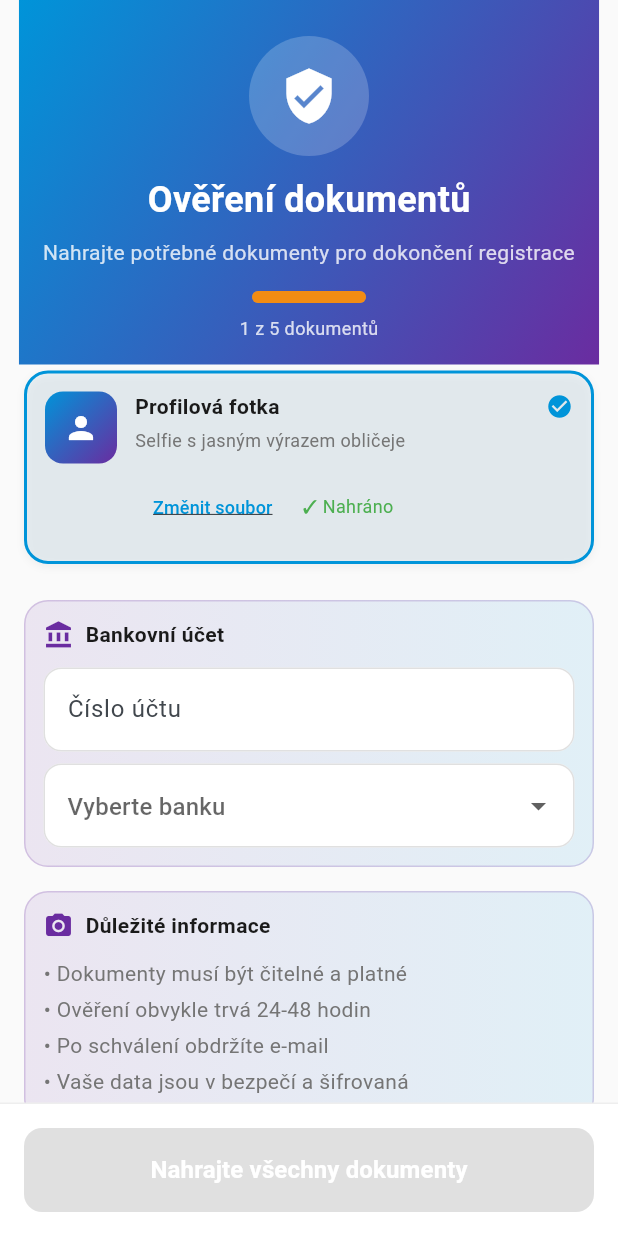
After one commit to dakafi1993/Kur-r, a Flutter app: the DocumentVerificationScreen screen opened directly, scrolled down 576 dp, after a tap on "Nahrát dokument", on a phone screen of 412 x 824 dp. The commit adds this screen. Run offline on Flutter 3.47's test engine with Material 3 defaults, Android fonts, the phone set to English and light mode, and no system bars; our stand-ins replace shared_preferences; missing offline and left inert: android_intent_plus; accounts and stored records are empty.

Commit message:
Add document verification screen after registration

```diff
--- a/lib/constants/app_gradients.dart
+++ b/lib/constants/app_gradients.dart
@@ -5,6 +5,13 @@ import 'app_colors.dart';
 class AppGradients {
   // Prevent instantiation
   AppGradients._();
+
+  // Primary gradient
+  static const LinearGradient primary = LinearGradient(
+    begin: Alignment.topLeft,
+    end: Alignment.bottomRight,
+    colors: [AppColors.primary, AppColors.secondary],
+  );
 
   // Header gradient
   static const LinearGradient header = LinearGradient(
--- a/lib/constants/app_text_styles.dart
+++ b/lib/constants/app_text_styles.dart
@@ -8,6 +8,12 @@ class AppTextStyles {
   AppTextStyles._();
 
   // Headings
+  static const TextStyle h1 = TextStyle(
+    fontSize: AppFontSizes.xxxLarge,
+    fontWeight: FontWeight.bold,
+    color: AppColors.white,
+  );
+
   static const TextStyle heading1 = TextStyle(
     fontSize: AppFontSizes.xxxLarge,
     fontWeight: FontWeight.bold,
@@ -27,9 +33,25 @@ class AppTextStyles {
   );
 
   // Body text
+  static const TextStyle body = TextStyle(
+    fontSize: AppFontSizes.regular,
+    color: AppColors.black,
+  );
+
   static const TextStyle bodyLarge = TextStyle(
     fontSize: AppFontSizes.large,
     color: AppColors.black,
+  );
+
+  static const TextStyle subtitle = TextStyle(
+    fontSize: AppFontSizes.regular,
+    fontWeight: FontWeight.w600,
+    color: AppColors.black,
+  );
+
+  static const TextStyle caption = TextStyle(
+    fontSize: AppFontSizes.small,
+    color: AppColors.grey,
   );
 
   static const TextStyle bodyMedium = TextStyle(
--- /dev/null
+++ b/lib/models/document_type.dart
@@ -0,0 +1,54 @@
+class DocumentType {
+  final String id;
+  final String title;
+  final String description;
+  final bool required;
+
+  const DocumentType({
+    required this.id,
+    required this.title,
+    required this.description,
+    this.required = true,
+  });
+
+  static final List<DocumentType> allDocuments = [
+    DocumentType(
+      id: 'idCardFront',
+      title: 'Občanský průkaz - přední strana',
+      description: 'Nahrajte přední stranu OP',
+    ),
+    DocumentType(
+      id: 'idCardBack',
+      title: 'Občanský průkaz - zadní strana',
+      description: 'Nahrajte zadní stranu OP',
+    ),
+    DocumentType(
+      id: 'driverLicenseFront',
+      title: 'Řidičský průkaz - přední strana',
+      description: 'Nahrajte přední stranu RP',
+    ),
+    DocumentType(
+      id: 'driverLicenseBack',
+      title: 'Řidičský průkaz - zadní strana',
+      description: 'Nahrajte zadní stranu RP',
+    ),
+    DocumentType(
+      id: 'profilePhoto',
+      title: 'Profilová fotka',
+      description: 'Selfie s jasným výrazem obličeje',
+    ),
+  ];
+
+  static final List<String> czechBanks = [
+    'Česká spořitelna',
+    'Komerční banka',
+    'ČSOB',
+    'Raiffeisenbank',
+    'UniCredit Bank',
+    'mBank',
+    'Moneta Money Bank',
+    'Air Bank',
+    'Fio banka',
+    'Equa bank',
+  ];
+}
--- /dev/null
+++ b/lib/screens/document_verification_screen.dart
@@ -0,0 +1,286 @@
+import 'package:flutter/material.dart';
+import '../constants/app_colors.dart';
+import '../constants/app_spacing.dart';
+import '../constants/app_radius.dart';
+import '../constants/app_text_styles.dart';
+import '../constants/app_gradients.dart';
+import '../models/document_type.dart';
+import '../widgets/document_upload_card.dart';
+import '../widgets/bank_account_form.dart';
+import '../widgets/verification_info_box.dart';
+
+class DocumentVerificationScreen extends StatefulWidget {
+  const DocumentVerificationScreen({super.key});
+
+  @override
+  State<DocumentVerificationScreen> createState() => _DocumentVerificationScreenState();
+}
+
+class _DocumentVerificationScreenState extends State<DocumentVerificationScreen> {
+  final Map<String, bool> _uploadedDocs = {
+    'idCardFront': false,
+    'idCardBack': false,
+    'driverLicenseFront': false,
+    'driverLicenseBack': false,
+    'profilePhoto': false,
+  };
+
+  String _accountNumber = '';
+  String _selectedBank = '';
+
+  bool get _allDocsUploaded => _uploadedDocs.values.every((uploaded) => uploaded);
+  bool get _bankAccountFilled => _accountNumber.trim().isNotEmpty && _selectedBank.isNotEmpty;
+  bool get _allCompleted => _allDocsUploaded && _bankAccountFilled;
+
+  int get _uploadedCount => _uploadedDocs.values.where((uploaded) => uploaded).length;
+  int get _totalDocs => DocumentType.allDocuments.length;
+  double get _progress => _uploadedCount / _totalDocs;
+
+  void _handleFileUpload(String docId) {
+    setState(() {
+      _uploadedDocs[docId] = true;
+    });
+  }
+
+  void _handleFileRemove(String docId) {
+    setState(() {
+      _uploadedDocs[docId] = false;
+    });
+  }
+
+  void _handleSubmit() {
+    if (!_allCompleted) return;
+
+    // TODO: Implement document upload to backend
+    showDialog(
+      context: context,
+      builder: (context) => AlertDialog(
+        shape: RoundedRectangleBorder(
+          borderRadius: BorderRadius.circular(AppRadius.large),
+        ),
+        title: const Text('Dokumenty odeslány'),
+        content: const Text('Vaše dokumenty byly úspěšně odeslány k ověření. Budeme vás informovat e-mailem.'),
+        actions: [
+          TextButton(
+            onPressed: () {
+              Navigator.of(context).pop();
+              Navigator.of(context).pop(); // Return to previous screen
+            },
+            child: const Text('OK'),
+          ),
+        ],
+      ),
+    );
+  }
+
+  @override
+  Widget build(BuildContext context) {
+    return Scaffold(
+      backgroundColor: Colors.grey.shade50,
+      body: Column(
+        children: [
+          // Header with gradient
+          Container(
+            decoration: BoxDecoration(
+              gradient: AppGradients.primary,
+            ),
+            child: SafeArea(
+              bottom: false,
+              child: Padding(
+                padding: const EdgeInsets.fromLTRB(
+                  AppSpacing.large,
+                  AppSpacing.xxLarge,
+                  AppSpacing.large,
+                  AppSpacing.large,
+                ),
+                child: Column(
+                  children: [
+                    // Icon
+                    Container(
+                      width: 80,
+                      height: 80,
+                      decoration: BoxDecoration(
+                        color: Colors.white.withOpacity(0.2),
+                        shape: BoxShape.circle,
+                      ),
+                      child: const Icon(
+                        Icons.verified_user,
+                        size: 40,
+                        color: Colors.white,
+                      ),
+                    ),
+                    const SizedBox(height: AppSpacing.medium),
+
+                    // Title
+                    Text(
+                      'Ověření dokumentů',
+                      style: AppTextStyles.h1.copyWith(color: Colors.white),
+                    ),
+                    const SizedBox(height: AppSpacing.small),
+
+                    // Subtitle
+                    Text(
+                      'Nahrajte potřebné dokumenty pro dokončení registrace',
+                      style: AppTextStyles.body.copyWith(
+                        color: Colors.white.withOpacity(0.8),
+                      ),
+                      textAlign: TextAlign.center,
+                    ),
+                    const SizedBox(height: AppSpacing.large),
+
+                    // Progress bar
+                    Container(
+                      height: 8,
+                      decoration: BoxDecoration(
+                        color: Colors.white.withOpacity(0.2),
+                        borderRadius: BorderRadius.circular(100),
+                      ),
+                      child: FractionallySizedBox(
+                        alignment: Alignment.centerLeft,
+                        widthFactor: _progress,
+                        child: Container(
+                          decoration: BoxDecoration(
+                            color: AppColors.accent,
+                            borderRadius: BorderRadius.circular(100),
+                          ),
+                        ),
+                      ),
+                    ),
+                    const SizedBox(height: AppSpacing.small),
+
+                    // Progress text
+                    Text(
+                      '$_uploadedCount z $_totalDocs dokumentů',
+                      style: AppTextStyles.caption.copyWith(
+                        color: Colors.white.withOpacity(0.8),
+                      ),
+                    ),
+                  ],
+                ),
+              ),
+            ),
+          ),
+
+          // Content
+          Expanded(
+            child: ListView(
+              padding: const EdgeInsets.all(AppSpacing.large),
+              children: [
+                // Documents list
+                ...DocumentType.allDocuments.map((doc) {
+                  final isUploaded = _uploadedDocs[doc.id] ?? false;
+                  return Padding(
+                    padding: const EdgeInsets.only(bottom: AppSpacing.medium),
+                    child: DocumentUploadCard(
+                      document: doc,
+                      isUploaded: isUploaded,
+                      onUpload: () => _handleFileUpload(doc.id),
+                      onRemove: () => _handleFileRemove(doc.id),
+                    ),
+                  );
+                }),
+
+                const SizedBox(height: AppSpacing.medium),
+
+                // Bank account form
+                BankAccountForm(
+                  accountNumber: _accountNumber,
+                  selectedBank: _selectedBank,
+                  banks: DocumentType.czechBanks,
+                  onAccountNumberChanged: (value) {
+                    setState(() => _accountNumber = value);
+                  },
+                  onBankSelected: (value) {
+                    setState(() => _selectedBank = value ?? '');
+                  },
+                ),
+
+                const SizedBox(height: AppSpacing.large),
+
+                // Info box
+                const VerificationInfoBox(),
+              ],
+            ),
+          ),
+
+          // Submit button
+          Container(
+            padding: const EdgeInsets.all(AppSpacing.large),
+            decoration: BoxDecoration(
+              color: Colors.white,
+              border: Border(
+                top: BorderSide(
+                  color: Colors.grey.shade200,
+                  width: 1,
+                ),
+              ),
+            ),
+            child: SafeArea(
+              top: false,
+              child: Column(
+                mainAxisSize: MainAxisSize.min,
+                children: [
+                  SizedBox(
+                    width: double.infinity,
+                    height: 56,
+                    child: ElevatedButton(
+                      onPressed: _allCompleted ? _handleSubmit : null,
+                      style: ElevatedButton.styleFrom(
+                        backgroundColor: _allCompleted ? null : Colors.grey.shade300,
+                        foregroundColor: Colors.white,
+                        shape: RoundedRectangleBorder(
+                          borderRadius: BorderRadius.circular(AppRadius.medium),
+                        ),
+                        elevation: _allCompleted ? 4 : 0,
+                      ).copyWith(
+                        backgroundColor: _allCompleted
+                            ? WidgetStateProperty.all(null)
+                            : WidgetStateProperty.all(Colors.grey.shade300),
+                      ),
+                      child: Container(
+                        decoration: _allCompleted
+                            ? BoxDecoration(
+                                gradient: const LinearGradient(
+                                  colors: [AppColors.accent, Color(0xFFFFC72C)],
+                                ),
+                                borderRadius: BorderRadius.circular(AppRadius.medium),
+                              )
+                            : null,
+                        alignment: Alignment.center,
+                        child: Row(
+                          mainAxisAlignment: MainAxisAlignment.center,
+                          children: [
+                            Text(
+                              _allCompleted
+                                  ? 'Odeslat k ověření'
+                                  : 'Nahrajte všechny dokumenty',
+                              style: AppTextStyles.button,
+                            ),
+                            if (_allCompleted) ...[
+                              const SizedBox(width: AppSpacing.small),
+                              const Icon(Icons.arrow_forward, size: 20),
+                            ],
+                          ],
+                        ),
+                      ),
+                    ),
+                  ),
+                  if (_allCompleted) ...[
+                    const SizedBox(height: AppSpacing.medium),
+                    Text(
+                      'Po ověření vás informujeme e-mailem',
+                      style: AppTextStyles.caption.copyWith(
+                        color: Colors.grey.shade600,
+                      ),
+                      textAlign: TextAlign.center,
+                    ),
+                  ],
+                ],
+              ),
+            ),
+          ),
+        ],
+      ),
+    );
+  }
+}
--- a/lib/screens/register_screen.dart
+++ b/lib/screens/register_screen.dart
@@ -6,6 +6,7 @@ import '../widgets/gradient_header.dart';
 import '../widgets/register_card.dart';
 import '../widgets/register_form.dart';
 import '../widgets/rich_text_link.dart';
+import 'document_verification_screen.dart';
 
 class RegisterScreen extends StatefulWidget {
   const RegisterScreen({super.key});
@@ -52,10 +53,10 @@ class _RegisterScreenState extends State<RegisterScreen> {
       );
 
       if (mounted) {
-        ScaffoldMessenger.of(context).showSnackBar(
-          const SnackBar(
-            content: Text('Registrace úspěšná! Přejděte k ověření.'),
-            backgroundColor: Colors.green,
+        // Navigate to document verification
+        Navigator.of(context).pushReplacement(
+          MaterialPageRoute(
+            builder: (context) => const DocumentVerificationScreen(),
           ),
         );
       }
--- /dev/null
+++ b/lib/widgets/bank_account_form.dart
@@ -0,0 +1,115 @@
+import 'package:flutter/material.dart';
+import '../constants/app_colors.dart';
+import '../constants/app_spacing.dart';
+import '../constants/app_radius.dart';
+import '../constants/app_text_styles.dart';
+
+class BankAccountForm extends StatelessWidget {
+  final String accountNumber;
+  final String selectedBank;
+  final List<String> banks;
+  final ValueChanged<String> onAccountNumberChanged;
+  final ValueChanged<String?> onBankSelected;
+
+  const BankAccountForm({
+    super.key,
+    required this.accountNumber,
+    required this.selectedBank,
+    required this.banks,
+    required this.onAccountNumberChanged,
+    required this.onBankSelected,
+  });
+
+  @override
+  Widget build(BuildContext context) {
+    return Container(
+      decoration: BoxDecoration(
+        gradient: LinearGradient(
+          colors: [
+            AppColors.secondary.withOpacity(0.1),
+            AppColors.primary.withOpacity(0.1),
+          ],
+        ),
+        borderRadius: BorderRadius.circular(AppRadius.large),
+        border: Border.all(
+          color: AppColors.secondary.withOpacity(0.2),
+          width: 1,
+        ),
+      ),
+      padding: const EdgeInsets.all(AppSpacing.medium),
+      child: Column(
+        crossAxisAlignment: CrossAxisAlignment.start,
+        children: [
+          Row(
+            children: [
+              Icon(
+                Icons.account_balance,
+                color: AppColors.secondary,
+                size: 20,
+              ),
+              const SizedBox(width: AppSpacing.small),
+              Text(
+                'Bankovní účet',
+                style: AppTextStyles.subtitle,
+              ),
+            ],
+          ),
+          const SizedBox(height: AppSpacing.medium),
+
+          // Account number
+          TextField(
+            onChanged: onAccountNumberChanged,
+            decoration: InputDecoration(
+              hintText: 'Číslo účtu',
+              filled: true,
+              fillColor: Colors.white,
+              border: OutlineInputBorder(
+                borderRadius: BorderRadius.circular(AppRadius.medium),
+                borderSide: BorderSide(color: Colors.grey.shade300),
+              ),
+              enabledBorder: OutlineInputBorder(
+                borderRadius: BorderRadius.circular(AppRadius.medium),
+                borderSide: BorderSide(color: Colors.grey.shade300),
+              ),
+              focusedBorder: OutlineInputBorder(
+                borderRadius: BorderRadius.circular(AppRadius.medium),
+                borderSide: const BorderSide(color: AppColors.primary),
+              ),
+            ),
+            keyboardType: TextInputType.number,
+          ),
+          const SizedBox(height: AppSpacing.small),
+
+          // Bank selection
+          DropdownButtonFormField<String>(
+            value: selectedBank.isEmpty ? null : selectedBank,
+            decoration: InputDecoration(
+              hintText: 'Vyberte banku',
+              filled: true,
+              fillColor: Colors.white,
+              border: OutlineInputBorder(
+                borderRadius: BorderRadius.circular(AppRadius.medium),
+                borderSide: BorderSide(color: Colors.grey.shade300),
+              ),
+              enabledBorder: OutlineInputBorder(
+                borderRadius: BorderRadius.circular(AppRadius.medium),
+                borderSide: BorderSide(color: Colors.grey.shade300),
+              ),
+              focusedBorder: OutlineInputBorder(
+                borderRadius: BorderRadius.circular(AppRadius.medium),
+                borderSide: const BorderSide(color: AppColors.primary),
+              ),
+            ),
+            items: banks.map((bank) {
+              return DropdownMenuItem(
+                value: bank,
+                child: Text(bank),
+              );
+            }).toList(),
+            onChanged: onBankSelected,
+          ),
+        ],
+      ),
+    );
+  }
+}
--- /dev/null
+++ b/lib/widgets/document_upload_card.dart
@@ -0,0 +1,159 @@
+import 'package:flutter/material.dart';
+import '../constants/app_colors.dart';
+import '../constants/app_spacing.dart';
+import '../constants/app_radius.dart';
+import '../constants/app_text_styles.dart';
+import '../constants/app_gradients.dart';
+import '../models/document_type.dart';
+
+class DocumentUploadCard extends StatelessWidget {
+  final DocumentType document;
+  final bool isUploaded;
+  final VoidCallback onUpload;
+  final VoidCallback onRemove;
+
+  const DocumentUploadCard({
+    super.key,
+    required this.document,
+    required this.isUploaded,
+    required this.onUpload,
+    required this.onRemove,
+  });
+
+  IconData _getIcon() {
+    if (document.id.contains('idCard')) return Icons.badge;
+    if (document.id.contains('driverLicense')) return Icons.credit_card;
+    if (document.id.contains('profilePhoto')) return Icons.person;
+    return Icons.description;
+  }
+
+  @override
+  Widget build(BuildContext context) {
+    return Container(
+      decoration: BoxDecoration(
+        color: isUploaded ? AppColors.primary.withOpacity(0.05) : Colors.white,
+        borderRadius: BorderRadius.circular(AppRadius.large),
+        border: Border.all(
+          color: isUploaded ? AppColors.primary : Colors.grey.shade200,
+          width: 2,
+        ),
+        boxShadow: [
+          BoxShadow(
+            color: Colors.black.withOpacity(0.05),
+            blurRadius: 4,
+            offset: const Offset(0, 2),
+          ),
+        ],
+      ),
+      padding: const EdgeInsets.all(AppSpacing.medium),
+      child: Row(
+        crossAxisAlignment: CrossAxisAlignment.start,
+        children: [
+          // Icon
+          Container(
+            width: 48,
+            height: 48,
+            decoration: BoxDecoration(
+              gradient: isUploaded ? AppGradients.primary : null,
+              color: isUploaded ? null : Colors.grey.shade100,
+              borderRadius: BorderRadius.circular(AppRadius.medium),
+            ),
+            child: Icon(
+              _getIcon(),
+              color: isUploaded ? Colors.white : Colors.grey.shade400,
+              size: 24,
+            ),
+          ),
+          const SizedBox(width: AppSpacing.medium),
+
+          // Content
+          Expanded(
+            child: Column(
+              crossAxisAlignment: CrossAxisAlignment.start,
+              children: [
+                // Title row
+                Row(
+                  children: [
+                    Expanded(
+                      child: Text(
+                        document.title,
+                        style: AppTextStyles.subtitle,
+                      ),
+                    ),
+                    if (document.required && !isUploaded)
+                      Text(
+                        '*povinné',
+                        style: AppTextStyles.caption.copyWith(
+                          color: AppColors.accent,
+                        ),
+                      ),
+                    if (isUploaded)
+                      const Icon(
+                        Icons.check_circle,
+                        color: AppColors.primary,
+                        size: 18,
+                      ),
+                  ],
+                ),
+                const SizedBox(height: AppSpacing.xSmall),
+
+                // Description
+                Text(
+                  document.description,
+                  style: AppTextStyles.caption.copyWith(
+                    color: Colors.grey.shade600,
+                  ),
+                ),
+                const SizedBox(height: AppSpacing.medium),
+
+                // Upload button or status
+                if (!isUploaded)
+                  SizedBox(
+                    width: double.infinity,
+                    child: ElevatedButton.icon(
+                      onPressed: onUpload,
+                      icon: const Icon(Icons.upload, size: 18),
+                      label: const Text('Nahrát dokument'),
+                      style: ElevatedButton.styleFrom(
+                        backgroundColor: AppColors.primary,
+                        foregroundColor: Colors.white,
+                        shape: RoundedRectangleBorder(
+                          borderRadius: BorderRadius.circular(AppRadius.medium),
+                        ),
+                        padding: const EdgeInsets.symmetric(
+                          horizontal: AppSpacing.medium,
+                          vertical: AppSpacing.small,
+                        ),
+                      ),
+                    ),
+                  )
+                else
+                  Row(
+                    children: [
+                      TextButton(
+                        onPressed: onRemove,
+                        child: Text(
+                          'Změnit soubor',
+                          style: AppTextStyles.caption.copyWith(
+                            color: AppColors.primary,
+                            decoration: TextDecoration.underline,
+                          ),
+                        ),
+                      ),
+                      const SizedBox(width: AppSpacing.small),
+                      Text(
+                        '✓ Nahráno',
+                        style: AppTextStyles.caption.copyWith(
+                          color: Colors.green,
+                        ),
+                      ),
+                    ],
+                  ),
+              ],
+            ),
+          ),
+        ],
+      ),
+    );
+  }
+}
--- /dev/null
+++ b/lib/widgets/verification_info_box.dart
@@ -0,0 +1,78 @@
+import 'package:flutter/material.dart';
+import '../constants/app_colors.dart';
+import '../constants/app_spacing.dart';
+import '../constants/app_radius.dart';
+import '../constants/app_text_styles.dart';
+
+class VerificationInfoBox extends StatelessWidget {
+  const VerificationInfoBox({super.key});
+
+  @override
+  Widget build(BuildContext context) {
+    return Container(
+      decoration: BoxDecoration(
+        gradient: LinearGradient(
+          colors: [
+            AppColors.secondary.withOpacity(0.1),
+            AppColors.primary.withOpacity(0.1),
+          ],
+        ),
+        borderRadius: BorderRadius.circular(AppRadius.large),
+        border: Border.all(
+          color: AppColors.secondary.withOpacity(0.2),
+          width: 1,
+        ),
+      ),
+      padding: const EdgeInsets.all(AppSpacing.medium),
+      child: Column(
+        crossAxisAlignment: CrossAxisAlignment.start,
+        children: [
+          Row(
+            children: [
+              Icon(
+                Icons.camera_alt,
+                color: AppColors.secondary,
+                size: 20,
+              ),
+              const SizedBox(width: AppSpacing.small),
+              Text(
+                'Důležité informace',
+                style: AppTextStyles.subtitle,
+              ),
+            ],
+          ),
+          const SizedBox(height: AppSpacing.medium),
+          _buildInfoItem('Dokumenty musí být čitelné a platné'),
+          _buildInfoItem('Ověření obvykle trvá 24-48 hodin'),
+          _buildInfoItem('Po schválení obdržíte e-mail'),
+          _buildInfoItem('Vaše data jsou v bezpečí a šifrovaná'),
+        ],
+      ),
+    );
+  }
+
+  Widget _buildInfoItem(String text) {
+    return Padding(
+      padding: const EdgeInsets.only(bottom: AppSpacing.xSmall),
+      child: Row(
+        crossAxisAlignment: CrossAxisAlignment.start,
+        children: [
+          Text(
+            '• ',
+            style: AppTextStyles.body.copyWith(
+              color: Colors.grey.shade600,
+            ),
+          ),
+          Expanded(
+            child: Text(
+              text,
+              style: AppTextStyles.body.copyWith(
+                color: Colors.grey.shade600,
+              ),
+            ),
+          ),
+        ],
+      ),
+    );
+  }
+}
```
